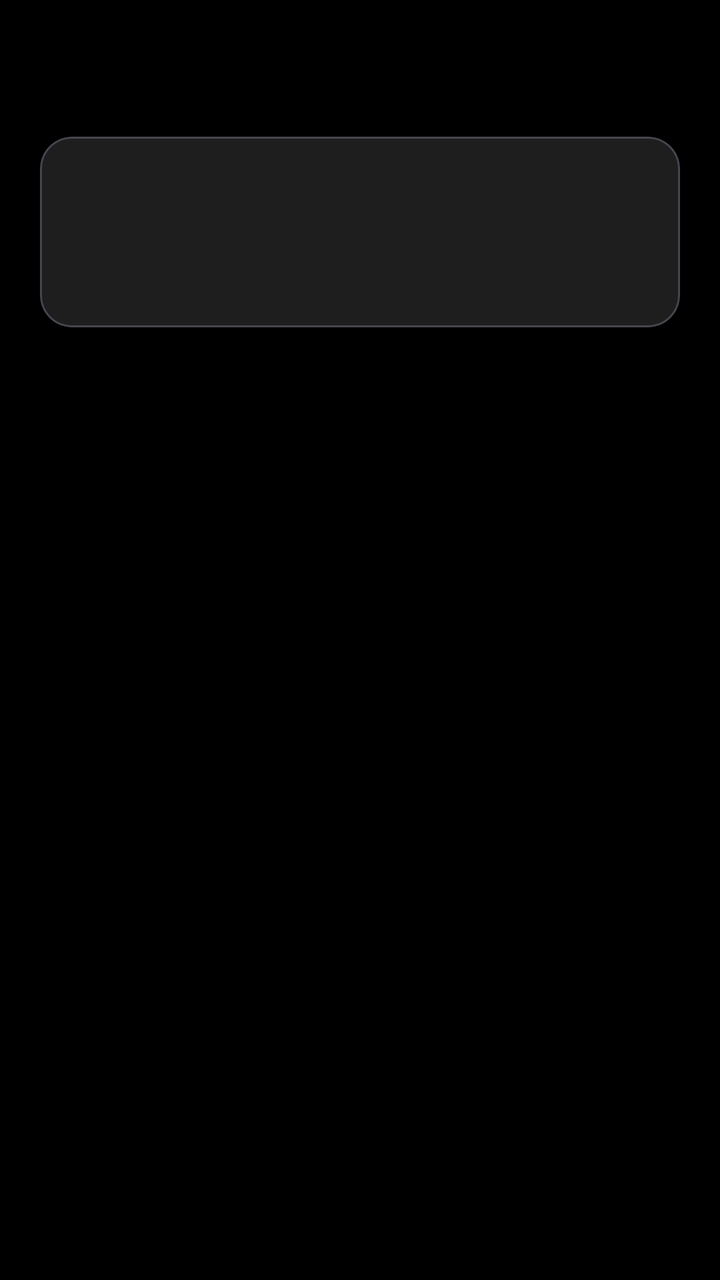
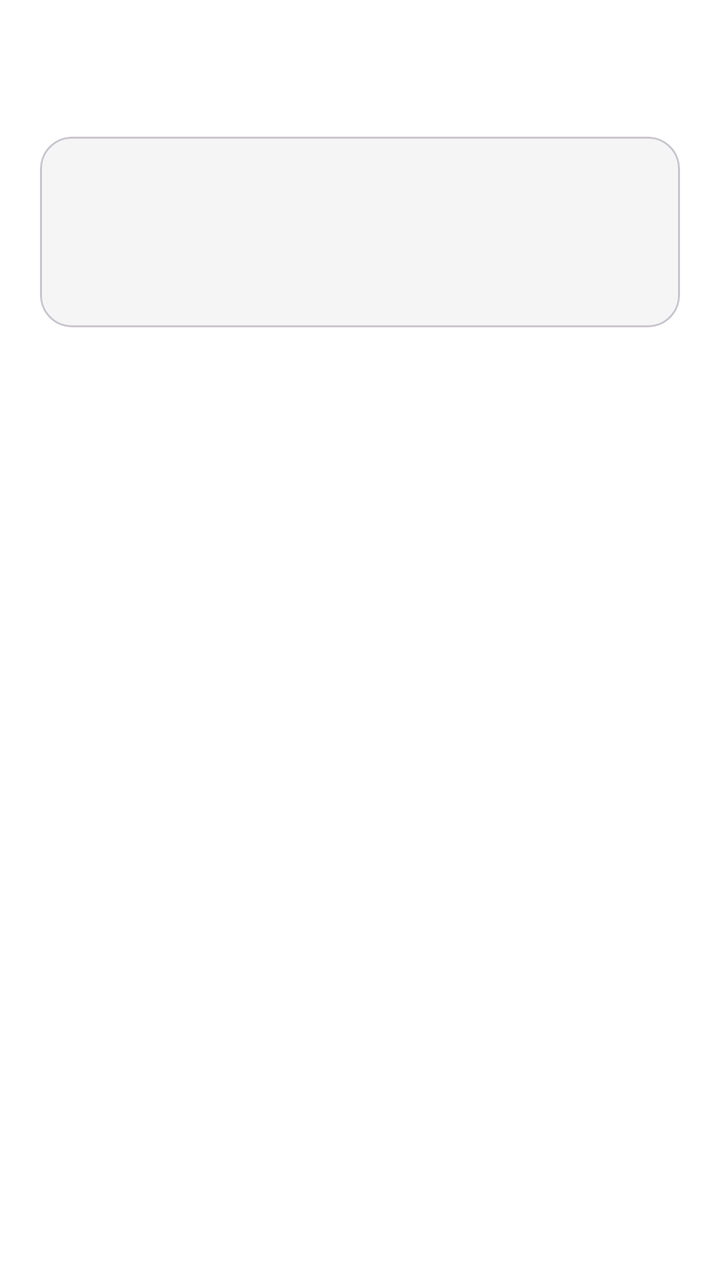

Screens rendered from an Android XML layout before and after an edit, with the pre-edit source and the edit as a unified diff.
<!-- AndroidManifest.xml: application theme Theme.Resilio -->
<!-- res/layout/fragment_announcement_detail.xml -->
<?xml version="1.0" encoding="utf-8"?>
<androidx.coordinatorlayout.widget.CoordinatorLayout xmlns:android="http://schemas.android.com/apk/res/android"
    xmlns:app="http://schemas.android.com/apk/res-auto"
    android:layout_width="match_parent"
    android:layout_height="match_parent"
    android:background="@color/background_dark">

    <ScrollView
        android:layout_width="match_parent"
        android:layout_height="match_parent"
        android:padding="20dp">

        <LinearLayout
            android:layout_width="match_parent"
            android:layout_height="wrap_content"
            android:orientation="vertical">

            <TextView
                android:id="@+id/tvAnnouncementDetailTitle"
                android:layout_width="match_parent"
                android:layout_height="wrap_content"
                android:textColor="@color/white"
                android:textSize="24sp"
                android:textStyle="bold"
                android:layout_marginBottom="16dp" />

            <com.google.android.material.card.MaterialCardView
                android:layout_width="match_parent"
                android:layout_height="wrap_content"
                app:cardCornerRadius="16dp"
                app:cardBackgroundColor="@color/surface_dark"
                android:layout_marginBottom="16dp">

                <LinearLayout
                    android:layout_width="match_parent"
                    android:layout_height="wrap_content"
                    android:orientation="vertical"
                    android:padding="20dp">

                    <TextView
                        android:id="@+id/tvAnnouncementDetailContent"
                        android:layout_width="match_parent"
                        android:layout_height="wrap_content"
                        android:textColor="@color/white"
                        android:textSize="16sp"
                        android:lineSpacingExtra="4dp" />

                    <TextView
                        android:id="@+id/tvAnnouncementDetailAuthor"
                        android:layout_width="match_parent"
                        android:layout_height="wrap_content"
                        android:textColor="@color/text_secondary"
                        android:textSize="13sp"
                        android:layout_marginTop="16dp" />

                    <TextView
                        android:id="@+id/tvAnnouncementDetailAffectedAreas"
                        android:layout_width="match_parent"
                        android:layout_height="wrap_content"
                        android:textColor="@color/text_secondary"
                        android:textSize="13sp"
                        android:layout_marginTop="8dp"
                        android:visibility="gone" />

                    <TextView
                        android:id="@+id/tvAnnouncementDetailEvacuationCenter"
                        android:layout_width="match_parent"
                        android:layout_height="wrap_content"
                        android:textColor="@color/text_secondary"
                        android:textSize="13sp"
                        android:layout_marginTop="8dp"
                        android:visibility="gone" />

                </LinearLayout>
            </com.google.android.material.card.MaterialCardView>
        </LinearLayout>
    </ScrollView>
</androidx.coordinatorlayout.widget.CoordinatorLayout>
<!-- resources referenced by this layout -->
<resources>
  <color name="background_dark">#000000</color>
  <color name="surface_dark">#1E1E1E</color>
  <color name="text_secondary">#B0B0B0</color>
  <color name="white">#FFFFFFFF</color>
  <style name="Theme.Resilio" parent="Base.Theme.Resilio" />
  <style name="Base.Theme.Resilio" parent="Theme.Material3.Dark.NoActionBar">
          
          <item name="colorPrimary">@color/gold_accent</item>
          <item name="colorOnPrimary">@color/background_dark</item>
          <item name="colorSecondary">@color/secondary_blue</item>
          <item name="colorOnSecondary">@color/white</item>
          <item name="colorTertiary">@color/primary_green</item>
          <item name="android:windowBackground">@color/background_dark</item>
          <item name="android:textColorPrimary">@color/text_primary</item>
          <item name="android:textColorSecondary">@color/text_secondary</item>
      </style>
  <color name="gold_accent">#FFD700</color>
  <color name="secondary_blue">#2196F3</color>
  <color name="primary_green">#4CAF50</color>
  <color name="text_primary">#FFFFFF</color>
</resources>

<!-- the commit's change to res/layout/fragment_announcement_detail.xml (unified diff, before → after) -->
@@ -3,7 +3,7 @@
     xmlns:app="http://schemas.android.com/apk/res-auto"
     android:layout_width="match_parent"
     android:layout_height="match_parent"
-    android:background="@color/background_dark">
+    android:background="@color/background">
 
     <ScrollView
         android:layout_width="match_parent"
@@ -19,7 +19,7 @@
                 android:id="@+id/tvAnnouncementDetailTitle"
                 android:layout_width="match_parent"
                 android:layout_height="wrap_content"
-                android:textColor="@color/white"
+                android:textColor="@color/text_primary"
                 android:textSize="24sp"
                 android:textStyle="bold"
                 android:layout_marginBottom="16dp" />
@@ -28,7 +28,7 @@
                 android:layout_width="match_parent"
                 android:layout_height="wrap_content"
                 app:cardCornerRadius="16dp"
-                app:cardBackgroundColor="@color/surface_dark"
+                app:cardBackgroundColor="@color/surface"
                 android:layout_marginBottom="16dp">
 
                 <LinearLayout
@@ -41,7 +41,7 @@
                         android:id="@+id/tvAnnouncementDetailContent"
                         android:layout_width="match_parent"
                         android:layout_height="wrap_content"
-                        android:textColor="@color/white"
+                        android:textColor="@color/text_primary"
                         android:textSize="16sp"
                         android:lineSpacingExtra="4dp" />
 
<!-- resource entries referenced after the edit -->
@@ -1,24 +1,25 @@
 <!-- resources referenced by this layout -->
 <resources>
-  <color name="background_dark">#000000</color>
-  <color name="surface_dark">#1E1E1E</color>
-  <color name="text_secondary">#B0B0B0</color>
+  <color name="background">#FFFFFF</color>
+  <color name="surface">#F5F5F5</color>
+  <color name="text_secondary">#757575</color>
   <color name="white">#FFFFFFFF</color>
   <style name="Theme.Resilio" parent="Base.Theme.Resilio" />
-  <style name="Base.Theme.Resilio" parent="Theme.Material3.Dark.NoActionBar">
+  <style name="Base.Theme.Resilio" parent="Theme.Material3.DayNight.NoActionBar">
           
           <item name="colorPrimary">@color/gold_accent</item>
-          <item name="colorOnPrimary">@color/background_dark</item>
+          <item name="colorOnPrimary">@color/black</item>
           <item name="colorSecondary">@color/secondary_blue</item>
           <item name="colorOnSecondary">@color/white</item>
           <item name="colorTertiary">@color/primary_green</item>
-          <item name="android:windowBackground">@color/background_dark</item>
+          <item name="android:windowBackground">@color/background</item>
           <item name="android:textColorPrimary">@color/text_primary</item>
           <item name="android:textColorSecondary">@color/text_secondary</item>
       </style>
   <color name="gold_accent">#FFD700</color>
+  <color name="black">#FF000000</color>
   <color name="secondary_blue">#2196F3</color>
   <color name="primary_green">#4CAF50</color>
-  <color name="text_primary">#FFFFFF</color>
+  <color name="text_primary">#212121</color>
 </resources>
 
